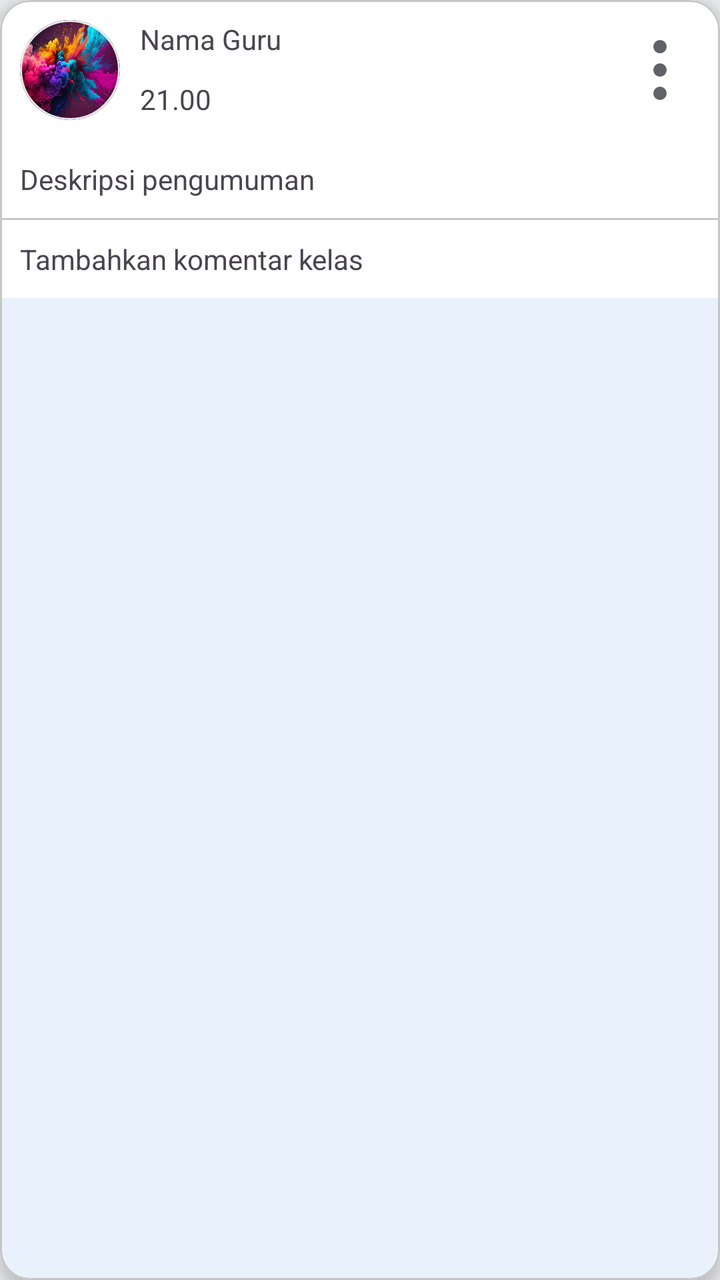
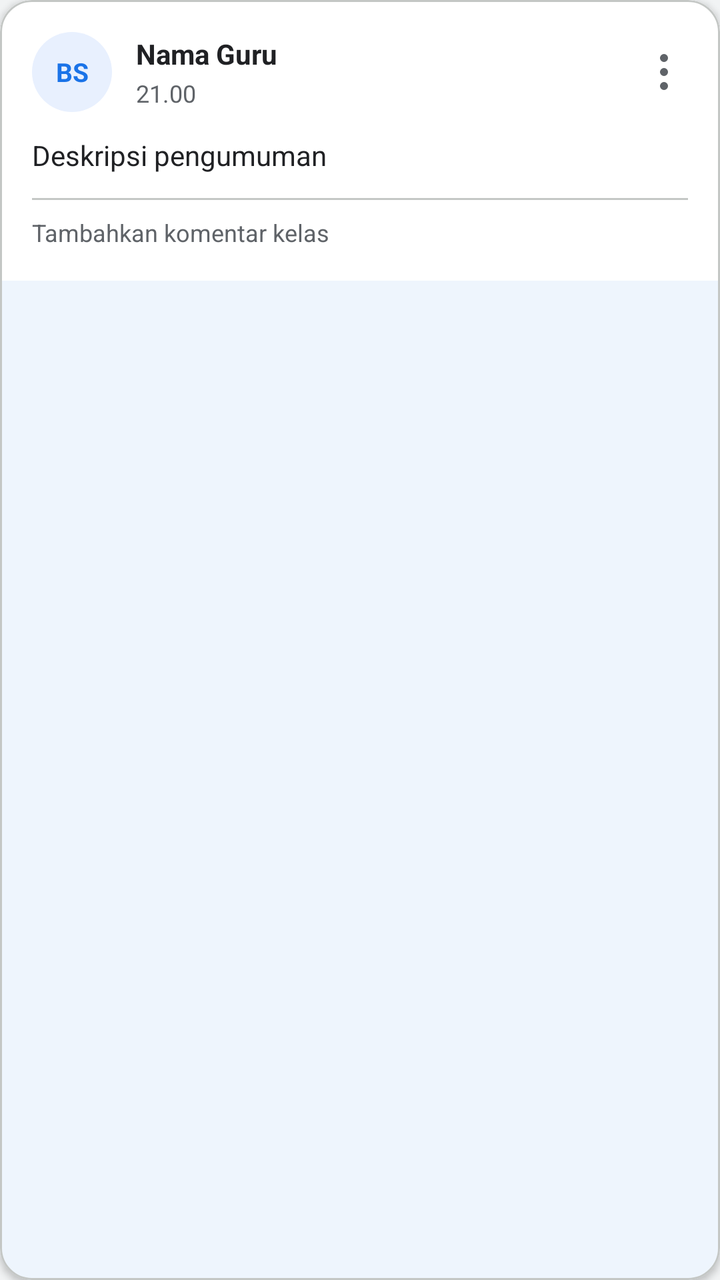

Before-and-after screenshots of an Android layout around one commit, followed by the original layout XML and the change that was made.
<!-- AndroidManifest.xml: application theme Theme.StudyConnect -->
<!-- res/layout/item_forum_text.xml -->
<?xml version="1.0" encoding="utf-8"?>
<com.google.android.material.card.MaterialCardView xmlns:android="http://schemas.android.com/apk/res/android"
    xmlns:app="http://schemas.android.com/apk/res-auto"
    android:layout_width="match_parent"
    android:layout_height="wrap_content"
    android:layout_marginTop="20dp"
    app:cardCornerRadius="15dp"
    app:cardElevation="4dp"
    app:strokeColor="@color/sc_divider">

    <LinearLayout
        android:layout_width="match_parent"
        android:layout_height="wrap_content"
        android:background="@color/sc_surface"
        android:orientation="vertical">

        <androidx.constraintlayout.widget.ConstraintLayout
            android:id="@+id/contraint_forum_card"
            android:layout_width="match_parent"
            android:layout_height="wrap_content"
            android:padding="10dp">

            <com.google.android.material.card.MaterialCardView
                android:id="@+id/materialCardView3"
                android:layout_width="50dp"
                android:layout_height="50dp"
                app:cardCornerRadius="50dp"
                app:layout_constraintBottom_toBottomOf="@id/contraint_forum_card"
                app:layout_constraintStart_toStartOf="@id/contraint_forum_card"
                app:layout_constraintTop_toTopOf="@id/contraint_forum_card">

                <ImageView
                    android:id="@+id/iv_profile_pict"
                    android:layout_width="match_parent"
                    android:layout_height="match_parent"
                    android:background="@drawable/powder_smoke"
                    android:contentDescription="@string/text_profile" />
            </com.google.android.material.card.MaterialCardView>

            <TextView
                android:id="@+id/tv_profile_name"
                android:layout_width="wrap_content"
                android:layout_height="wrap_content"
                android:layout_marginStart="10dp"
                android:text="@string/text_nama_guru"
                app:layout_constraintStart_toEndOf="@+id/materialCardView3"
                app:layout_constraintTop_toTopOf="parent" />

            <TextView
                android:id="@+id/tv_jam_upload"
                android:layout_width="wrap_content"
                android:layout_height="wrap_content"
                android:layout_marginStart="10dp"
                android:layout_marginTop="10dp"
                android:text="@string/text_jam"
                app:layout_constraintBottom_toBottomOf="parent"
                app:layout_constraintStart_toEndOf="@+id/materialCardView3"
                app:layout_constraintTop_toBottomOf="@+id/tv_profile_name" />

            <ImageView
                android:id="@+id/iv_edit_forum"
                android:layout_width="40dp"
                android:layout_height="40dp"
                android:background="@drawable/ic_more"
                android:backgroundTint="@color/sc_icon_muted"
                android:contentDescription="@string/text_forum"
                app:layout_constraintBottom_toBottomOf="@id/contraint_forum_card"
                app:layout_constraintEnd_toEndOf="@id/contraint_forum_card"
                app:layout_constraintTop_toTopOf="@id/contraint_forum_card" />
        </androidx.constraintlayout.widget.ConstraintLayout>

        <TextView
            android:id="@+id/tv_deskripsi_forum"
            android:layout_width="match_parent"
            android:layout_height="wrap_content"
            android:padding="10dp"
            android:text="@string/text_deskripsi_pengumuman" />

        <View
            android:layout_width="match_parent"
            android:layout_height="1dp"
            android:background="@color/sc_divider" />

        <TextView
            android:id="@+id/tv_add_forum_komen"
            android:layout_width="match_parent"
            android:layout_height="wrap_content"
            android:padding="10dp"
            android:text="@string/text_tambah_komentar" />

    </LinearLayout>
</com.google.android.material.card.MaterialCardView>
<!-- resources referenced by this layout -->
<resources>
  <color name="sc_divider">#C4C7C5</color>
  <color name="sc_icon_muted">#5F6368</color>
  <color name="sc_surface">#FFFFFF</color>
  <!-- drawable powder_smoke: jpg bitmap (drawable, 95123 bytes) -->
  <string name="text_forum">Forum</string>
  <string name="text_jam">21.00</string>
  <string name="text_nama_guru">Nama Guru</string>
  <string name="text_profile">Profile</string>
  <color name="white">#FFFFFFFF</color>
  <color name="md_theme_primary">#1A73E8</color>
  <color name="md_theme_onPrimary">#FFFFFF</color>
  <color name="md_theme_primaryContainer">#E8F0FE</color>
  <color name="md_theme_onPrimaryContainer">#174EA6</color>
  <color name="md_theme_secondary">#00897B</color>
  <color name="md_theme_onSecondary">#FFFFFF</color>
  <color name="md_theme_secondaryContainer">#E0F2F1</color>
  <color name="md_theme_onSecondaryContainer">#004D40</color>
  <color name="md_theme_tertiary">#7B1FA2</color>
  <color name="md_theme_onTertiary">#FFFFFF</color>
  <color name="md_theme_tertiaryContainer">#F3E8FD</color>
  <color name="md_theme_onTertiaryContainer">#4A148C</color>
  <color name="md_theme_error">#C5221F</color>
  <color name="md_theme_onError">#FFFFFF</color>
  <color name="md_theme_errorContainer">#FCE8E6</color>
  <color name="md_theme_onErrorContainer">#B31412</color>
  <color name="md_theme_background">#E8EAED</color>
  <color name="md_theme_onBackground">#202124</color>
  <color name="md_theme_surface">#FFFFFF</color>
  <color name="md_theme_onSurface">#202124</color>
  <color name="md_theme_surfaceVariant">#F1F3F4</color>
  <color name="md_theme_onSurfaceVariant">#5F6368</color>
  <color name="md_theme_outline">#C4C7C5</color>
  <color name="md_theme_outlineVariant">#E8EAED</color>
  <color name="md_theme_inverseSurface">#202124</color>
  <color name="md_theme_inverseOnSurface">#E8EAED</color>
  <color name="md_theme_inversePrimary">#8AB4F8</color>
  <color name="md_theme_primaryFixed">#E8F0FE</color>
  <color name="md_theme_onPrimaryFixed">#174EA6</color>
  <color name="md_theme_primaryFixedDim">#D7E6FF</color>
  <color name="md_theme_onPrimaryFixedVariant">#1A73E8</color>
  <color name="md_theme_secondaryFixed">#E0F2F1</color>
  <color name="md_theme_onSecondaryFixed">#004D40</color>
  <color name="md_theme_secondaryFixedDim">#B2DFDB</color>
  <color name="md_theme_tertiaryFixed">#F3E8FD</color>
  <color name="md_theme_onTertiaryFixed">#4A148C</color>
  <color name="md_theme_tertiaryFixedDim">#E1BEE7</color>
  <color name="md_theme_surfaceDim">#DADCE0</color>
  <color name="md_theme_surfaceBright">#FFFFFF</color>
  <color name="md_theme_surfaceContainerLowest">#FFFFFF</color>
  <color name="md_theme_surfaceContainerLow">#F8F9FA</color>
  <color name="md_theme_surfaceContainer">#F1F3F4</color>
  <color name="md_theme_surfaceContainerHigh">#E8EAED</color>
  <!-- unchanged entries left out for length: 8 -->
</resources>

<!-- the commit's change to res/layout/item_forum_text.xml (unified diff, before → after) -->
@@ -3,90 +3,110 @@
     xmlns:app="http://schemas.android.com/apk/res-auto"
     android:layout_width="match_parent"
     android:layout_height="wrap_content"
-    android:layout_marginTop="20dp"
-    app:cardCornerRadius="15dp"
-    app:cardElevation="4dp"
-    app:strokeColor="@color/sc_divider">
+    android:layout_marginTop="12dp"
+    app:cardBackgroundColor="@color/sc_surface"
+    app:cardCornerRadius="16dp"
+    app:cardElevation="2dp"
+    app:strokeColor="@color/sc_divider"
+    app:strokeWidth="1dp">
 
     <LinearLayout
         android:layout_width="match_parent"
         android:layout_height="wrap_content"
         android:background="@color/sc_surface"
-        android:orientation="vertical">
+        android:orientation="vertical"
+        android:padding="16dp">
 
-        <androidx.constraintlayout.widget.ConstraintLayout
-            android:id="@+id/contraint_forum_card"
+        <LinearLayout
             android:layout_width="match_parent"
             android:layout_height="wrap_content"
-            android:padding="10dp">
-
-            <com.google.android.material.card.MaterialCardView
-                android:id="@+id/materialCardView3"
-                android:layout_width="50dp"
-                android:layout_height="50dp"
-                app:cardCornerRadius="50dp"
-                app:layout_constraintBottom_toBottomOf="@id/contraint_forum_card"
-                app:layout_constraintStart_toStartOf="@id/contraint_forum_card"
-                app:layout_constraintTop_toTopOf="@id/contraint_forum_card">
-
-                <ImageView
-                    android:id="@+id/iv_profile_pict"
-                    android:layout_width="match_parent"
-                    android:layout_height="match_parent"
-                    android:background="@drawable/powder_smoke"
-                    android:contentDescription="@string/text_profile" />
-            </com.google.android.material.card.MaterialCardView>
+            android:gravity="center_vertical"
+            android:orientation="horizontal">
 
             <TextView
-                android:id="@+id/tv_profile_name"
-                android:layout_width="wrap_content"
+                android:id="@+id/tvInisial"
+                android:layout_width="40dp"
+                android:layout_height="40dp"
+                android:background="@drawable/sc_circle_avatar"
+                android:gravity="center"
+                android:text="BS"
+                android:textColor="@color/sc_primary"
+                android:textSize="13sp"
+                android:textStyle="bold" />
+
+            <LinearLayout
+                android:layout_width="0dp"
                 android:layout_height="wrap_content"
-                android:layout_marginStart="10dp"
-                android:text="@string/text_nama_guru"
-                app:layout_constraintStart_toEndOf="@+id/materialCardView3"
-                app:layout_constraintTop_toTopOf="parent" />
+                android:layout_marginStart="12dp"
+                android:layout_weight="1"
+                android:orientation="vertical">
 
-            <TextView
-                android:id="@+id/tv_jam_upload"
-                android:layout_width="wrap_content"
-                android:layout_height="wrap_content"
-                android:layout_marginStart="10dp"
-                android:layout_marginTop="10dp"
-                android:text="@string/text_jam"
-                app:layout_constraintBottom_toBottomOf="parent"
-                app:layout_constraintStart_toEndOf="@+id/materialCardView3"
-                app:layout_constraintTop_toBottomOf="@+id/tv_profile_name" />
+                <TextView
+                    android:id="@+id/tvProfileName"
+                    android:layout_width="wrap_content"
+                    android:layout_height="wrap_content"
+                    android:text="@string/text_nama_guru"
+                    android:textColor="@color/sc_on_surface"
+                    android:textSize="14sp"
+                    android:textStyle="bold" />
+
+                <TextView
+                    android:id="@+id/tvJamUpload"
+                    android:layout_width="wrap_content"
+                    android:layout_height="wrap_content"
+                    android:layout_marginTop="2dp"
+                    android:text="@string/text_jam"
+                    android:textColor="@color/sc_on_surface_muted"
+                    android:textSize="12sp" />
+            </LinearLayout>
 
             <ImageView
                 android:id="@+id/iv_edit_forum"
-                android:layout_width="40dp"
-                android:layout_height="40dp"
+                android:layout_width="24dp"
+                android:layout_height="24dp"
                 android:background="@drawable/ic_more"
                 android:backgroundTint="@color/sc_icon_muted"
-                android:contentDescription="@string/text_forum"
-                app:layout_constraintBottom_toBottomOf="@id/contraint_forum_card"
-                app:layout_constraintEnd_toEndOf="@id/contraint_forum_card"
-                app:layout_constraintTop_toTopOf="@id/contraint_forum_card" />
-        </androidx.constraintlayout.widget.ConstraintLayout>
+                android:contentDescription="@string/text_forum" />
+        </LinearLayout>
 
         <TextView
             android:id="@+id/tv_deskripsi_forum"
             android:layout_width="match_parent"
             android:layout_height="wrap_content"
-            android:padding="10dp"
-            android:text="@string/text_deskripsi_pengumuman" />
+            android:layout_marginTop="12dp"
+            android:text="@string/text_deskripsi_pengumuman"
+            android:textColor="@color/sc_on_surface"
+            android:textSize="14sp" />
+
+        <TextView
+            android:id="@+id/chipLampiran"
+            android:layout_width="wrap_content"
+            android:layout_height="wrap_content"
+            android:layout_marginTop="12dp"
+            android:background="@drawable/sc_chip"
+            android:drawableStart="@drawable/baseline_attachment_24"
+            android:drawablePadding="8dp"
+            android:paddingStart="12dp"
+            android:paddingTop="6dp"
+            android:paddingEnd="12dp"
+            android:paddingBottom="6dp"
+            android:textColor="@color/sc_on_surface_muted"
+            android:textSize="12sp"
+            android:visibility="gone" />
 
         <View
             android:layout_width="match_parent"
             android:layout_height="1dp"
+            android:layout_marginTop="12dp"
             android:background="@color/sc_divider" />
 
         <TextView
             android:id="@+id/tv_add_forum_komen"
             android:layout_width="match_parent"
             android:layout_height="wrap_content"
-            android:padding="10dp"
-            android:text="@string/text_tambah_komentar" />
-
+            android:layout_marginTop="8dp"
+            android:text="@string/text_tambah_komentar"
+            android:textColor="@color/sc_on_surface_muted"
+            android:textSize="12sp" />
     </LinearLayout>
 </com.google.android.material.card.MaterialCardView>
<!-- resource entries referenced after the edit -->
@@ -2,13 +2,32 @@
 <resources>
   <color name="sc_divider">#C4C7C5</color>
   <color name="sc_icon_muted">#5F6368</color>
+  <color name="sc_on_surface">#202124</color>
+  <color name="sc_on_surface_muted">#5F6368</color>
+  <color name="sc_primary">#1A73E8</color>
   <color name="sc_surface">#FFFFFF</color>
-  <!-- drawable powder_smoke: jpg bitmap (drawable, 95123 bytes) -->
+  <!-- drawable baseline_attachment_24 (drawable) -->
+  <vector xmlns:android="http://schemas.android.com/apk/res/android" android:height="24dp" android:tint="#000000" android:viewportHeight="24" android:viewportWidth="24" android:width="24dp">
+        
+      <path android:fillColor="@android:color/white" android:pathData="M2,12.5C2,9.46 4.46,7 7.5,7H18c2.21,0 4,1.79 4,4s-1.79,4 -4,4H9.5C8.12,15 7,13.88 7,12.5S8.12,10 9.5,10H17v2H9.41c-0.55,0 -0.55,1 0,1H18c1.1,0 2,-0.9 2,-2s-0.9,-2 -2,-2H7.5C5.57,9 4,10.57 4,12.5S5.57,16 7.5,16H17v2H7.5C4.46,18 2,15.54 2,12.5z"/>
+      
+  </vector>
+  <!-- drawable sc_chip (drawable) -->
+  <?xml version="1.0" encoding="utf-8"?>
+  <shape xmlns:android="http://schemas.android.com/apk/res/android" android:shape="rectangle">
+      <solid android:color="@color/sc_field" />
+      <corners android:radius="14dp" />
+  </shape>
+  <!-- drawable sc_circle_avatar (drawable) -->
+  <?xml version="1.0" encoding="utf-8"?>
+  <shape xmlns:android="http://schemas.android.com/apk/res/android" android:shape="oval">
+      <solid android:color="@color/md_theme_primaryContainer" />
+  </shape>
   <string name="text_forum">Forum</string>
   <string name="text_jam">21.00</string>
   <string name="text_nama_guru">Nama Guru</string>
-  <string name="text_profile">Profile</string>
   <color name="white">#FFFFFFFF</color>
+  <color name="sc_field">#F1F3F4</color>
   <color name="md_theme_primary">#1A73E8</color>
   <color name="md_theme_onPrimary">#FFFFFF</color>
   <color name="md_theme_primaryContainer">#E8F0FE</color>
@@ -25,7 +44,7 @@
   <color name="md_theme_onError">#FFFFFF</color>
   <color name="md_theme_errorContainer">#FCE8E6</color>
   <color name="md_theme_onErrorContainer">#B31412</color>
-  <color name="md_theme_background">#E8EAED</color>
+  <color name="md_theme_background">#F1F3F4</color>
   <color name="md_theme_onBackground">#202124</color>
   <color name="md_theme_surface">#FFFFFF</color>
   <color name="md_theme_onSurface">#202124</color>
